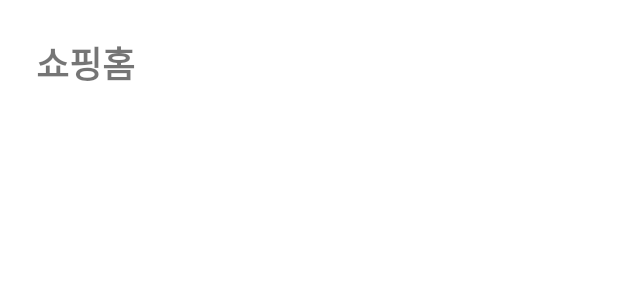
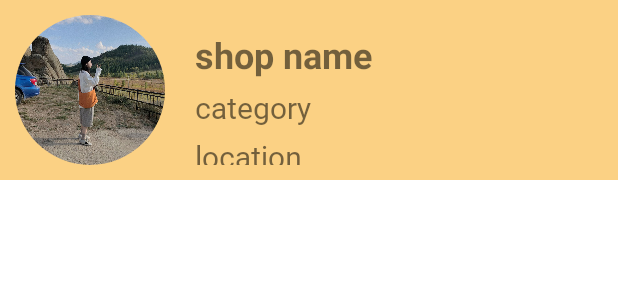
Before and after one commit to y78462/UntactShop, an Android app: the layout item_fragment.xml on its own in the app's theme, with its tools: preview values and no code run, on a phone screen of 412 x 824 dp. Shown: the top 300 px of the screen. Run offline under Robolectric (Android 15) with nearby library versions, the phone set to English and light mode, and no system bars.

Commit message:
쇼핑 상점 상품

```diff
--- a/app/src/main/AndroidManifest.xml
+++ b/app/src/main/AndroidManifest.xml
@@ -48,7 +48,7 @@
         <activity android:name=".Register_item"/>
         <activity android:name=".GalleryActivity"/>
         <activity android:name=".CameraActivity"/>
-        <activity android:name=".showItem"/>
+        <activity android:name=".Show_Item"/>
         <activity android:name=".Show_orders"/>
         <activity android:name=".ItemFragment"/>
         <activity android:name=".SignUpActivity">
--- a/app/src/main/java/com/example/untactshop/Register_item.java
+++ b/app/src/main/java/com/example/untactshop/Register_item.java
@@ -26,7 +26,6 @@ import com.google.firebase.auth.FirebaseAuth;
 import com.google.firebase.auth.FirebaseUser;
 import com.google.firebase.database.DatabaseReference;
 import com.google.firebase.database.FirebaseDatabase;
-import com.google.firebase.firestore.FirebaseFirestore;
 import com.google.firebase.storage.FirebaseStorage;
 import com.google.firebase.storage.StorageReference;
 import com.google.firebase.storage.UploadTask;
@@ -187,7 +186,7 @@ public class Register_item extends AppCompatActivity {
                             ItemInfo itemInfo = new ItemInfo( title,shop_name,category,price,photoUrl);
                             if (user != null) {
                                 //document 에 원래 user.getUid() 였는데 중복되면 하나로 바껴서 상품이름으로 등록
-                                db.child("items").child(title).setValue(itemInfo).addOnSuccessListener(new OnSuccessListener<Void>() {
+                                db.child(shop_name).child(title).setValue(itemInfo).addOnSuccessListener(new OnSuccessListener<Void>() {
                                     @Override
                                     public void onSuccess(Void aVoid) {
                                         Log.d(TAG, "DocumentSnapshot successfully written!");
--- a/app/src/main/java/com/example/untactshop/showItem.java
+++ b/app/src/main/java/com/example/untactshop/Show_Item.java
@@ -13,7 +13,7 @@ import com.google.firebase.auth.FirebaseAuth;
 import com.google.firebase.database.FirebaseDatabase;
 import com.google.firebase.storage.FirebaseStorage;
 
-public class showItem extends AppCompatActivity {
+public class Show_Item extends AppCompatActivity {
 
     private FirebaseAuth mAuth;
     private FirebaseStorage storage;
--- a/app/src/main/res/layout/item_fragment.xml
+++ b/app/src/main/res/layout/item_fragment.xml
@@ -1,44 +1,65 @@
 <?xml version="1.0" encoding="utf-8"?>
-<androidx.constraintlayout.widget.ConstraintLayout xmlns:android="http://schemas.android.com/apk/res/android"
-    xmlns:app="http://schemas.android.com/apk/res-auto"
-    xmlns:tools="http://schemas.android.com/tools"
+<LinearLayout xmlns:android="http://schemas.android.com/apk/res/android"
     android:layout_width="match_parent"
-    android:layout_height="match_parent">
+    android:layout_height="match_parent"
+    android:orientation="vertical">
+
+        <LinearLayout
+            android:layout_width="match_parent"
+            android:layout_height="wrap_content"
+            android:orientation="horizontal"
+            android:background="#FFFBD184"
+            android:padding="10dp">
+
+            <de.hdodenhof.circleimageview.CircleImageView
+                android:id="@+id/img_category"
+                android:layout_width="100dp"
+                android:layout_height="100dp"
+                android:src="@drawable/shop_main_image"/>
+
+            <LinearLayout
+                android:layout_width="match_parent"
+                android:layout_height="match_parent"
+                android:orientation="vertical"
+                android:paddingLeft="20dp">
 
                 <TextView
                     android:id="@+id/shop_name"
                     android:layout_width="wrap_content"
                     android:layout_height="wrap_content"
-        android:layout_marginStart="24dp"
-        android:layout_marginTop="24dp"
-        android:text="@string/shop_home"
+                    android:layout_marginTop="10dp"
+                    android:text="shop name"
                     android:textSize="24sp"
-        android:textStyle="bold"
-        app:layout_constraintStart_toStartOf="parent"
-        app:layout_constraintTop_toTopOf="parent" />
+                    android:textStyle="bold"/>
 
-    <androidx.recyclerview.widget.RecyclerView
-        android:id="@+id/typeSelectRecycler"
-        android:layout_width="0dp"
+                <TextView
+                    android:id="@+id/category"
+                    android:layout_width="wrap_content"
                     android:layout_height="wrap_content"
-        android:layout_marginStart="8dp"
-        android:layout_marginTop="32dp"
-        android:layout_marginEnd="8dp"
-        app:layout_constraintEnd_toEndOf="parent"
-        app:layout_constraintStart_toStartOf="parent"
-        app:layout_constraintTop_toBottomOf="@+id/shop_name" />
+                    android:layout_marginTop="5dp"
+                    android:fontFamily="@font/font"
+                    android:textSize="20dp"
+                    android:text="category" />
+
+                <TextView
+                    android:id="@+id/location"
+                    android:layout_width="wrap_content"
+                    android:layout_height="wrap_content"
+                    android:layout_marginTop="5dp"
+                    android:fontFamily="@font/font"
+                    android:textSize="20dp"
+                    android:text="location" />
+
+            </LinearLayout>
+        </LinearLayout>
 
         <GridView
             android:id="@+id/gridView"
-        android:layout_width="0dp"
-        android:layout_height="0dp"
+            android:layout_width="match_parent"
+            android:layout_height="match_parent"
             android:layout_marginStart="8dp"
             android:layout_marginTop="8dp"
             android:layout_marginEnd="8dp"
-        android:numColumns="3"
-        app:layout_constraintBottom_toBottomOf="parent"
-        app:layout_constraintEnd_toEndOf="parent"
-        app:layout_constraintStart_toStartOf="parent"
-        app:layout_constraintTop_toBottomOf="@+id/typeSelectRecycler" />
+            android:numColumns="3" />
 
-</androidx.constraintlayout.widget.ConstraintLayout>
+</LinearLayout>
--- a/app/src/main/res/layout/test2.xml
+++ b/app/src/main/res/layout/test2.xml
@@ -33,10 +33,4 @@
         android:text="버튼4">
     </Button>
 
-    <Button
-        android:id="@+id/button5"
-        android:layout_width="wrap_content"
-        android:layout_height="wrap_content"
-        android:text="버튼5">
-    </Button>
 </LinearLayout>
```
Also changed, not shown: app/src/main/java/com/example/untactshop/ItemFragment.java (+8 -6 lines), app/src/main/java/com/example/untactshop/Shopping.java (+2 -16 lines). Lines whose indentation alone changed are shown as unchanged.
